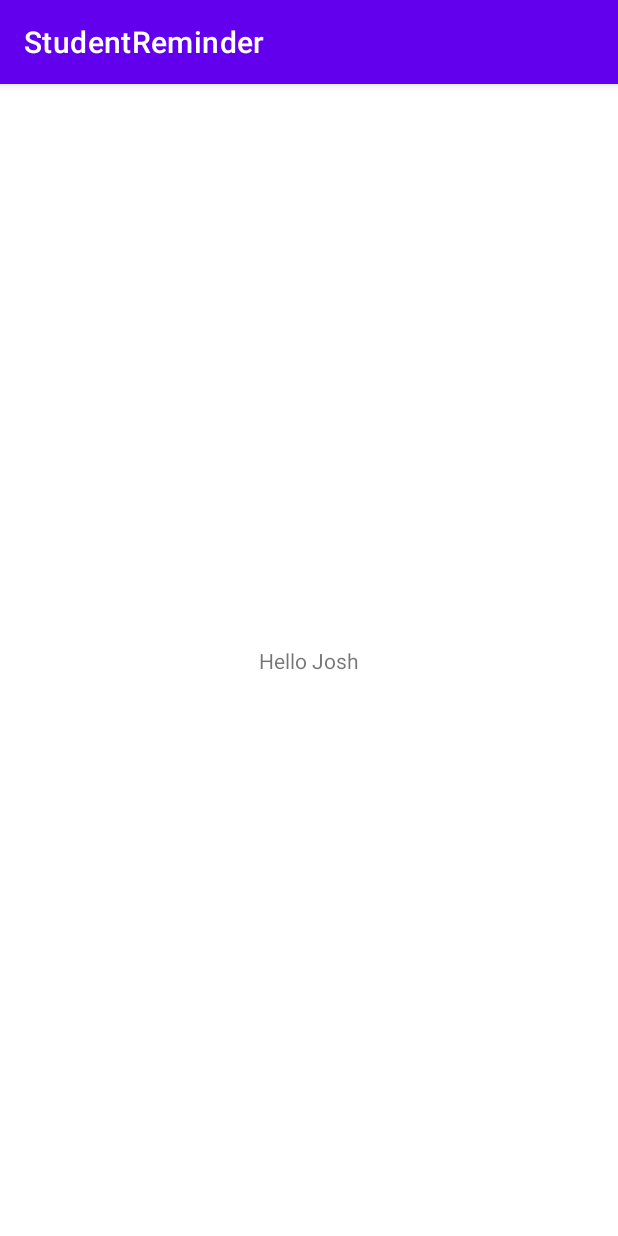
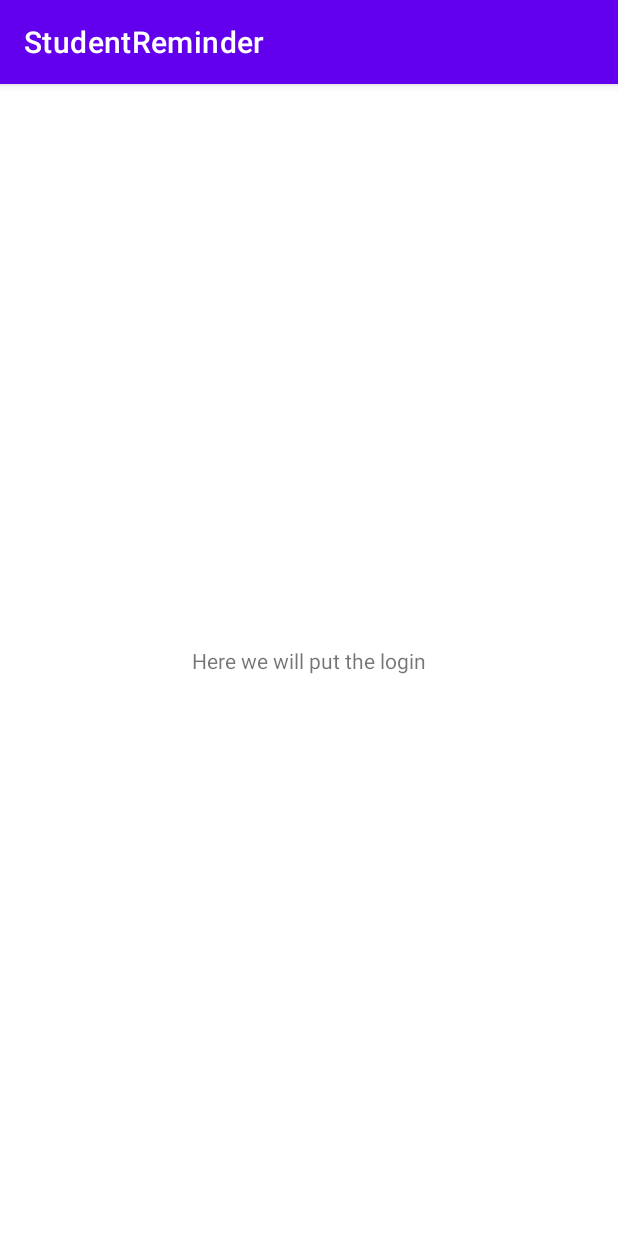
Before and after one commit to Joshfrer1/StudentReminder, an Android app: the screen it shows after launch (MainActivity), on a phone screen of 412 x 824 dp. Run offline under Robolectric (Android 15) with nearby library versions, the phone set to English and light mode, and no system bars.

Commit message:
changed hello world to put login here

```diff
--- a/StudentReminder/app/src/main/res/layout/activity_main.xml
+++ b/StudentReminder/app/src/main/res/layout/activity_main.xml
@@ -9,7 +9,7 @@
     <TextView
         android:layout_width="wrap_content"
         android:layout_height="wrap_content"
-        android:text="Hello Josh"
+        android:text="Here we will put the login"
         app:layout_constraintBottom_toBottomOf="parent"
         app:layout_constraintLeft_toLeftOf="parent"
         app:layout_constraintRight_toRightOf="parent"
```
